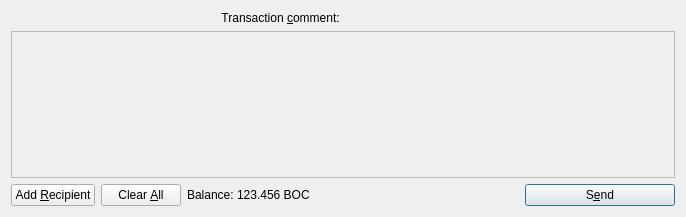
The window that src/qt/forms/sendcoinsdialog.ui (maxxine/TEK) describes before a commit, drawn with Qt 5.
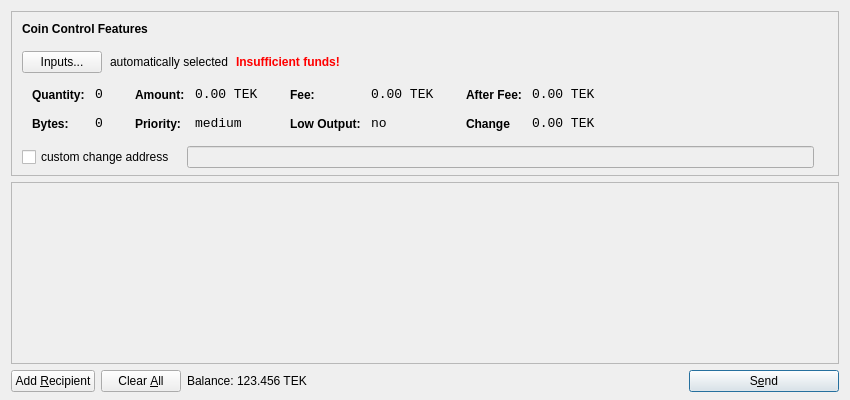
The same window after the commit. Icons and pictures are not drawn. Custom widgets are drawn as their Qt base class.

Commit message: Coin Control Added - Tx Comment Removed

The edit to the form file:
```diff
--- a/src/qt/forms/sendcoinsdialog.ui
+++ b/src/qt/forms/sendcoinsdialog.ui
@@ -6,44 +6,615 @@
    <rect>
     <x>0</x>
     <y>0</y>
-    <width>686</width>
-    <height>217</height>
+    <width>850</width>
+    <height>400</height>
    </rect>
   </property>
   <property name="windowTitle">
    <string>Send Coins</string>
   </property>
-  <layout class="QVBoxLayout" name="verticalLayout">
+  <layout class="QVBoxLayout" name="verticalLayout" stretch="0,1,0">
+   <property name="bottomMargin">
+    <number>8</number>
+   </property>
    <item>
-    <layout class="QHBoxLayout" name="horizontalLayoutTxComment">
-     <property name="spacing">
-      <number>0</number>
+    <widget class="QFrame" name="frameCoinControl">
+     <property name="sizePolicy">
+      <sizepolicy hsizetype="Expanding" vsizetype="Expanding">
+       <horstretch>0</horstretch>
+       <verstretch>0</verstretch>
+      </sizepolicy>
      </property>
-     <item>
-      <widget class="QLabel" name="labelTxComment">
-       <property name="text">
-        <string>Transaction &amp;comment: </string>
-       </property>
-       <property name="alignment">
-        <set>Qt::AlignLeading|Qt::AlignLeft|Qt::AlignRight|Qt::AlignTrailing|Qt::AlignVCenter</set>
-       </property>
-       <property name="buddy">
-        <cstring>editTxComment</cstring>
-       </property>
-      </widget>
-     </item>
-     <item>
-      <widget class="QValidatedLineEdit" name="editTxComment" native="true">
-       <property name="enabled">
-        <bool>true</bool>
-       </property>
-       <property name="toolTip">
-        <string>Enter a transaction comment  (MAX 256 Characters) (Note: this information is public)</string>
-       </property>
-      </widget>
-     </item>
-    </layout>
-   </item>
+     <property name="maximumSize">
+      <size>
+       <width>16777215</width>
+       <height>16777215</height>
+      </size>
+     </property>
+     <property name="frameShape">
+      <enum>QFrame::StyledPanel</enum>
+     </property>
+     <property name="frameShadow">
+      <enum>QFrame::Sunken</enum>
+     </property>
+     <layout class="QVBoxLayout" name="verticalLayoutCoinControl2">
+      <property name="spacing">
+       <number>-1</number>
+      </property>
+      <property name="leftMargin">
+       <number>0</number>
+      </property>
+      <property name="topMargin">
+       <number>0</number>
+      </property>
+      <property name="rightMargin">
+       <number>0</number>
+      </property>
+      <property name="bottomMargin">
+       <number>6</number>
+      </property>
+      <item>
+       <layout class="QVBoxLayout" name="verticalLayoutCoinControl" stretch="0,0,0,0,1">
+        <property name="spacing">
+         <number>0</number>
+        </property>
+        <property name="leftMargin">
+         <number>10</number>
+        </property>
+        <property name="topMargin">
+         <number>10</number>
+        </property>
+        <item>
+         <layout class="QHBoxLayout" name="horizontalLayoutCoinControl1">
+          <property name="bottomMargin">
+           <number>15</number>
+          </property>
+          <item>
+           <widget class="QLabel" name="labelCoinControlFeatures">
+            <property name="sizePolicy">
+             <sizepolicy hsizetype="Preferred" vsizetype="Maximum">
+              <horstretch>0</horstretch>
+              <verstretch>0</verstretch>
+             </sizepolicy>
+            </property>
+            <property name="font">
+             <font>
+              <weight>75</weight>
+              <bold>true</bold>
+             </font>
+            </property>
+            <property name="styleSheet">
+             <string notr="true">font-weight:bold;</string>
+            </property>
+            <property name="text">
+             <string>Coin Control Features</string>
+            </property>
+           </widget>
+          </item>
+         </layout>
+        </item>
+        <item>
+         <layout class="QHBoxLayout" name="horizontalLayoutCoinControl2" stretch="0,0,0,0">
+          <property name="spacing">
+           <number>8</number>
+          </property>
+          <property name="bottomMargin">
+           <number>10</number>
+          </property>
+          <item>
+           <widget class="QPushButton" name="pushButtonCoinControl">
+            <property name="styleSheet">
+             <string notr="true"/>
+            </property>
+            <property name="text">
+             <string>Inputs...</string>
+            </property>
+           </widget>
+          </item>
+          <item>
+           <widget class="QLabel" name="labelCoinControlAutomaticallySelected">
+            <property name="text">
+             <string>automatically selected</string>
+            </property>
+            <property name="margin">
+             <number>5</number>
+            </property>
+           </widget>
+          </item>
+          <item>
+           <widget class="QLabel" name="labelCoinControlInsuffFunds">
+            <property name="font">
+             <font>
+              <weight>75</weight>
+              <bold>true</bold>
+             </font>
+            </property>
+            <property name="styleSheet">
+             <string notr="true">color:red;font-weight:bold;</string>
+            </property>
+            <property name="text">
+             <string>Insufficient funds!</string>
+            </property>
+            <property name="margin">
+             <number>5</number>
+            </property>
+           </widget>
+          </item>
+          <item>
+           <spacer name="horizontalSpacerCoinControl">
+            <property name="orientation">
+             <enum>Qt::Horizontal</enum>
+            </property>
+            <property name="sizeHint" stdset="0">
+             <size>
+              <width>40</width>
+              <height>1</height>
+             </size>
+            </property>
+           </spacer>
+          </item>
+         </layout>
+        </item>
+        <item>
+         <widget class="QWidget" name="widgetCoinControl" native="true">
+          <property name="sizePolicy">
+           <sizepolicy hsizetype="Preferred" vsizetype="Preferred">
+            <horstretch>0</horstretch>
+            <verstretch>0</verstretch>
+           </sizepolicy>
+          </property>
+          <property name="minimumSize">
+           <size>
+            <width>0</width>
+            <height>0</height>
+           </size>
+          </property>
+          <property name="styleSheet">
+           <string notr="true"/>
+          </property>
+          <layout class="QHBoxLayout" name="horizontalLayoutCoinControl5">
+           <property name="margin">
+            <number>0</number>
+           </property>
+           <item>
+            <layout class="QHBoxLayout" name="horizontalLayoutCoinControl3" stretch="0,0,0,1">
+             <property name="spacing">
+              <number>20</number>
+             </property>
+             <property name="topMargin">
+              <number>0</number>
+             </property>
+             <property name="bottomMargin">
+              <number>10</number>
+             </property>
+             <item>
+              <layout class="QFormLayout" name="formLayoutCoinControl1">
+               <property name="horizontalSpacing">
+                <number>10</number>
+               </property>
+               <property name="verticalSpacing">
+                <number>14</number>
+               </property>
+               <property name="leftMargin">
+                <number>10</number>
+               </property>
+               <property name="topMargin">
+                <number>4</number>
+               </property>
+               <property name="rightMargin">
+                <number>6</number>
+               </property>
+               <item row="0" column="0">
+                <widget class="QLabel" name="labelCoinControlQuantityText">
+                 <property name="styleSheet">
+                  <string notr="true">font-weight:bold;</string>
+                 </property>
+                 <property name="text">
+                  <string>Quantity:</string>
+                 </property>
+                 <property name="margin">
+                  <number>0</number>
+                 </property>
+                </widget>
+               </item>
+               <item row="0" column="1">
+                <widget class="QLabel" name="labelCoinControlQuantity">
+                 <property name="font">
+                  <font>
+                   <family>Monospace</family>
+                   <pointsize>10</pointsize>
+                  </font>
+                 </property>
+                 <property name="cursor">
+                  <cursorShape>IBeamCursor</cursorShape>
+                 </property>
+                 <property name="contextMenuPolicy">
+                  <enum>Qt::ActionsContextMenu</enum>
+                 </property>
+                 <property name="text">
+                  <string>0</string>
+                 </property>
+                 <property name="margin">
+                  <number>0</number>
+                 </property>
+                 <property name="textInteractionFlags">
+                  <set>Qt::LinksAccessibleByMouse|Qt::TextSelectableByKeyboard|Qt::TextSelectableByMouse</set>
+                 </property>
+                </widget>
+               </item>
+               <item row="1" column="0">
+                <widget class="QLabel" name="labelCoinControlBytesText">
+                 <property name="styleSheet">
+                  <string notr="true">font-weight:bold;</string>
+                 </property>
+                 <property name="text">
+                  <string>Bytes:</string>
+                 </property>
+                </widget>
+               </item>
+               <item row="1" column="1">
+                <widget class="QLabel" name="labelCoinControlBytes">
+                 <property name="font">
+                  <font>
+                   <family>Monospace</family>
+                   <pointsize>10</pointsize>
+                  </font>
+                 </property>
+                 <property name="cursor">
+                  <cursorShape>IBeamCursor</cursorShape>
+                 </property>
+                 <property name="contextMenuPolicy">
+                  <enum>Qt::ActionsContextMenu</enum>
+                 </property>
+                 <property name="text">
+                  <string>0</string>
+                 </property>
+                 <property name="textInteractionFlags">
+                  <set>Qt::LinksAccessibleByMouse|Qt::TextSelectableByKeyboard|Qt::TextSelectableByMouse</set>
+                 </property>
+                </widget>
+               </item>
+              </layout>
+             </item>
+             <item>
+              <layout class="QFormLayout" name="formLayoutCoinControl2">
+               <property name="horizontalSpacing">
+                <number>10</number>
+               </property>
+               <property name="verticalSpacing">
+                <number>14</number>
+               </property>
+               <property name="leftMargin">
+                <number>6</number>
+               </property>
+               <property name="topMargin">
+                <number>4</number>
+               </property>
+               <property name="rightMargin">
+                <number>6</number>
+               </property>
+               <item row="0" column="0">
+                <widget class="QLabel" name="labelCoinControlAmountText">
+                 <property name="styleSheet">
+                  <string notr="true">font-weight:bold;</string>
+                 </property>
+                 <property name="text">
+                  <string>Amount:</string>
+                 </property>
+                 <property name="margin">
+                  <number>0</number>
+                 </property>
+                </widget>
+               </item>
+               <item row="0" column="1">
+                <widget class="QLabel" name="labelCoinControlAmount">
+                 <property name="font">
+                  <font>
+                   <family>Monospace</family>
+                   <pointsize>10</pointsize>
+                  </font>
+                 </property>
+                 <property name="cursor">
+                  <cursorShape>IBeamCursor</cursorShape>
+                 </property>
+                 <property name="contextMenuPolicy">
+                  <enum>Qt::ActionsContextMenu</enum>
+                 </property>
+                 <property name="text">
+                  <string>0.00 TEK</string>
+                 </property>
+                 <property name="textInteractionFlags">
+                  <set>Qt::LinksAccessibleByMouse|Qt::TextSelectableByKeyboard|Qt::TextSelectableByMouse</set>
+                 </property>
+                </widget>
+               </item>
+               <item row="1" column="0">
+                <widget class="QLabel" name="labelCoinControlPriorityText">
+                 <property name="styleSheet">
+                  <string notr="true">font-weight:bold;</string>
+                 </property>
+                 <property name="text">
+                  <string>Priority:</string>
+                 </property>
+                </widget>
+               </item>
+               <item row="1" column="1">
+                <widget class="QLabel" name="labelCoinControlPriority">
+                 <property name="font">
+                  <font>
+                   <family>Monospace</family>
+                   <pointsize>10</pointsize>
+                  </font>
+                 </property>
+                 <property name="cursor">
+                  <cursorShape>IBeamCursor</cursorShape>
+                 </property>
+                 <property name="contextMenuPolicy">
+                  <enum>Qt::ActionsContextMenu</enum>
+                 </property>
+                 <property name="text">
+                  <string>medium</string>
+                 </property>
+                 <property name="textInteractionFlags">
+                  <set>Qt::LinksAccessibleByMouse|Qt::TextSelectableByKeyboard|Qt::TextSelectableByMouse</set>
+                 </property>
+                </widget>
+               </item>
+              </layout>
+             </item>
+             <item>
+              <layout class="QFormLayout" name="formLayoutCoinControl3">
+               <property name="horizontalSpacing">
+                <number>10</number>
+               </property>
+               <property name="verticalSpacing">
+                <number>14</number>
+               </property>
+               <property name="leftMargin">
+                <number>6</number>
+               </property>
+               <property name="topMargin">
+                <number>4</number>
+               </property>
+               <property name="rightMargin">
+                <number>6</number>
+               </property>
+               <item row="0" column="0">
+                <widget class="QLabel" name="labelCoinControlFeeText">
+                 <property name="styleSheet">
+                  <string notr="true">font-weight:bold;</string>
+                 </property>
+                 <property name="text">
+                  <string>Fee:</string>
+                 </property>
+                 <property name="margin">
+                  <number>0</number>
+                 </property>
+                </widget>
+               </item>
+               <item row="0" column="1">
+                <widget class="QLabel" name="labelCoinControlFee">
+                 <property name="font">
+                  <font>
+                   <family>Monospace</family>
+                   <pointsize>10</pointsize>
+                  </font>
+                 </property>
+                 <property name="cursor">
+                  <cursorShape>IBeamCursor</cursorShape>
+                 </property>
+                 <property name="contextMenuPolicy">
+                  <enum>Qt::ActionsContextMenu</enum>
+                 </property>
+                 <property name="text">
+                  <string>0.00 TEK</string>
+                 </property>
+                 <property name="textInteractionFlags">
+                  <set>Qt::LinksAccessibleByMouse|Qt::TextSelectableByKeyboard|Qt::TextSelectableByMouse</set>
+                 </property>
+                </widget>
+               </item>
+               <item row="1" column="0">
+                <widget class="QLabel" name="labelCoinControlLowOutputText">
+                 <property name="styleSheet">
+                  <string notr="true">font-weight:bold;</string>
+                 </property>
+                 <property name="text">
+                  <string>Low Output:</string>
+                 </property>
+                </widget>
+               </item>
+               <item row="1" column="1">
+                <widget class="QLabel" name="labelCoinControlLowOutput">
+                 <property name="font">
+                  <font>
+                   <family>Monospace</family>
+                   <pointsize>10</pointsize>
+                  </font>
+                 </property>
+                 <property name="cursor">
+                  <cursorShape>IBeamCursor</cursorShape>
+                 </property>
+                 <property name="contextMenuPolicy">
+                  <enum>Qt::ActionsContextMenu</enum>
+                 </property>
+                 <property name="text">
+                  <string>no</string>
+                 </property>
+                 <property name="textInteractionFlags">
+                  <set>Qt::LinksAccessibleByMouse|Qt::TextSelectableByKeyboard|Qt::TextSelectableByMouse</set>
+                 </property>
+                </widget>
+               </item>
+              </layout>
+             </item>
+             <item>
+              <layout class="QFormLayout" name="formLayoutCoinControl4">
+               <property name="horizontalSpacing">
+                <number>10</number>
+               </property>
+               <property name="verticalSpacing">
+                <number>14</number>
+               </property>
+               <property name="leftMargin">
+                <number>6</number>
+               </property>
+               <property name="topMargin">
+                <number>4</number>
+               </property>
+               <property name="rightMargin">
+                <number>6</number>
+               </property>
+               <item row="0" column="0">
+                <widget class="QLabel" name="labelCoinControlAfterFeeText">
+                 <property name="styleSheet">
+                  <string notr="true">font-weight:bold;</string>
+                 </property>
+                 <property name="text">
+                  <string>After Fee:</string>
+                 </property>
+                 <property name="margin">
+                  <number>0</number>
+                 </property>
+                </widget>
+               </item>
+               <item row="0" column="1">
+                <widget class="QLabel" name="labelCoinControlAfterFee">
+                 <property name="font">
+                  <font>
+                   <family>Monospace</family>
+                   <pointsize>10</pointsize>
+                  </font>
+                 </property>
+                 <property name="cursor">
+                  <cursorShape>IBeamCursor</cursorShape>
+                 </property>
+                 <property name="contextMenuPolicy">
+                  <enum>Qt::ActionsContextMenu</enum>
+                 </property>
+                 <property name="text">
+                  <string>0.00 TEK</string>
+                 </property>
+                 <property name="textInteractionFlags">
+                  <set>Qt::LinksAccessibleByMouse|Qt::TextSelectableByKeyboard|Qt::TextSelectableByMouse</set>
+                 </property>
+                </widget>
+               </item>
+               <item row="1" column="0">
+                <widget class="QLabel" name="labelCoinControlChangeText">
+                 <property name="styleSheet">
+                  <string notr="true">font-weight:bold;</string>
+                 </property>
+                 <property name="text">
+                  <string>Change</string>
+                 </property>
+                </widget>
+               </item>
+               <item row="1" column="1">
+                <widget class="QLabel" name="labelCoinControlChange">
+                 <property name="font">
+                  <font>
+                   <family>Monospace</family>
+                   <pointsize>10</pointsize>
+                  </font>
+                 </property>
+                 <property name="cursor">
+                  <cursorShape>IBeamCursor</cursorShape>
+                 </property>
+                 <property name="contextMenuPolicy">
+                  <enum>Qt::ActionsContextMenu</enum>
+                 </property>
+                 <property name="text">
+                  <string>0.00 TEK</string>
+                 </property>
+                 <property name="textInteractionFlags">
+                  <set>Qt::LinksAccessibleByMouse|Qt::TextSelectableByKeyboard|Qt::TextSelectableByMouse</set>
+                 </property>
+                </widget>
+               </item>
+              </layout>
+             </item>
+            </layout>
+           </item>
+          </layout>
+         </widget>
+        </item>
+        <item>
+         <layout class="QHBoxLayout" name="horizontalLayoutCoinControl4" stretch="0,0,0">
+          <property name="spacing">
+           <number>12</number>
+          </property>
+          <property name="sizeConstraint">
+           <enum>QLayout::SetDefaultConstraint</enum>
+          </property>
+          <property name="topMargin">
+           <number>5</number>
+          </property>
+          <property name="rightMargin">
+           <number>5</number>
+          </property>
+          <item>
+           <widget class="QCheckBox" name="checkBoxCoinControlChange">
+            <property name="text">
+             <string>custom change address</string>
+            </property>
+           </widget>
+          </item>
+          <item>
+           <widget class="QLineEdit" name="lineEditCoinControlChange">
+            <property name="enabled">
+             <bool>false</bool>
+            </property>
+            <property name="sizePolicy">
+             <sizepolicy hsizetype="Expanding" vsizetype="Fixed">
+              <horstretch>0</horstretch>
+              <verstretch>0</verstretch>
+             </sizepolicy>
+            </property>
+           </widget>
+          </item>
+          <item>
+           <widget class="QLabel" name="labelCoinControlChangeLabel">
+            <property name="sizePolicy">
+             <sizepolicy hsizetype="Preferred" vsizetype="Expanding">
+              <horstretch>0</horstretch>
+              <verstretch>0</verstretch>
+             </sizepolicy>
+            </property>
+            <property name="minimumSize">
+             <size>
+              <width>0</width>
+              <height>0</height>
+             </size>
+            </property>
+            <property name="text">
+             <string/>
+            </property>
+            <property name="margin">
+             <number>3</number>
+            </property>
+           </widget>
+          </item>
+         </layout>
+        </item>
+        <item>
+         <spacer name="verticalSpacerCoinControl">
+          <property name="orientation">
+           <enum>Qt::Vertical</enum>
+          </property>
+          <property name="sizeHint" stdset="0">
+           <size>
+            <width>800</width>
+            <height>1</height>
+           </size>
+          </property>
+         </spacer>
+        </item>
+       </layout>
+      </item>
+     </layout>
+    </widget>
+   </item> 
    <item>
     <widget class="QScrollArea" name="scrollArea">
      <property name="widgetResizable">
@@ -54,8 +625,8 @@
        <rect>
         <x>0</x>
         <y>0</y>
-        <width>666</width>
-        <height>145</height>
+        <width>830</width>
+        <height>165</height>
        </rect>
       </property>
       <layout class="QVBoxLayout" name="verticalLayout_2">
@@ -158,7 +729,7 @@
           <cursorShape>IBeamCursor</cursorShape>
          </property>
          <property name="text">
-          <string>123.456 BOC</string>
+          <string>123.456 TEK</string>
          </property>
          <property name="textInteractionFlags">
           <set>Qt::LinksAccessibleByMouse|Qt::TextSelectableByKeyboard|Qt::TextSelectableByMouse</set>
@@ -207,13 +778,6 @@
    </item>
   </layout>
  </widget>
- <customwidgets>
-  <customwidget>
-   <class>QValidatedLineEdit</class>
-   <extends>QWidget</extends>
-   <header>qvalidatedlineedit.h</header>
-  </customwidget>
- </customwidgets>
  <resources>
   <include location="../tekcoin.qrc"/>
  </resources>
```
Left out of the diff: 11 changed lines with no effect on the pictures. The commit also changes 32 other files.
